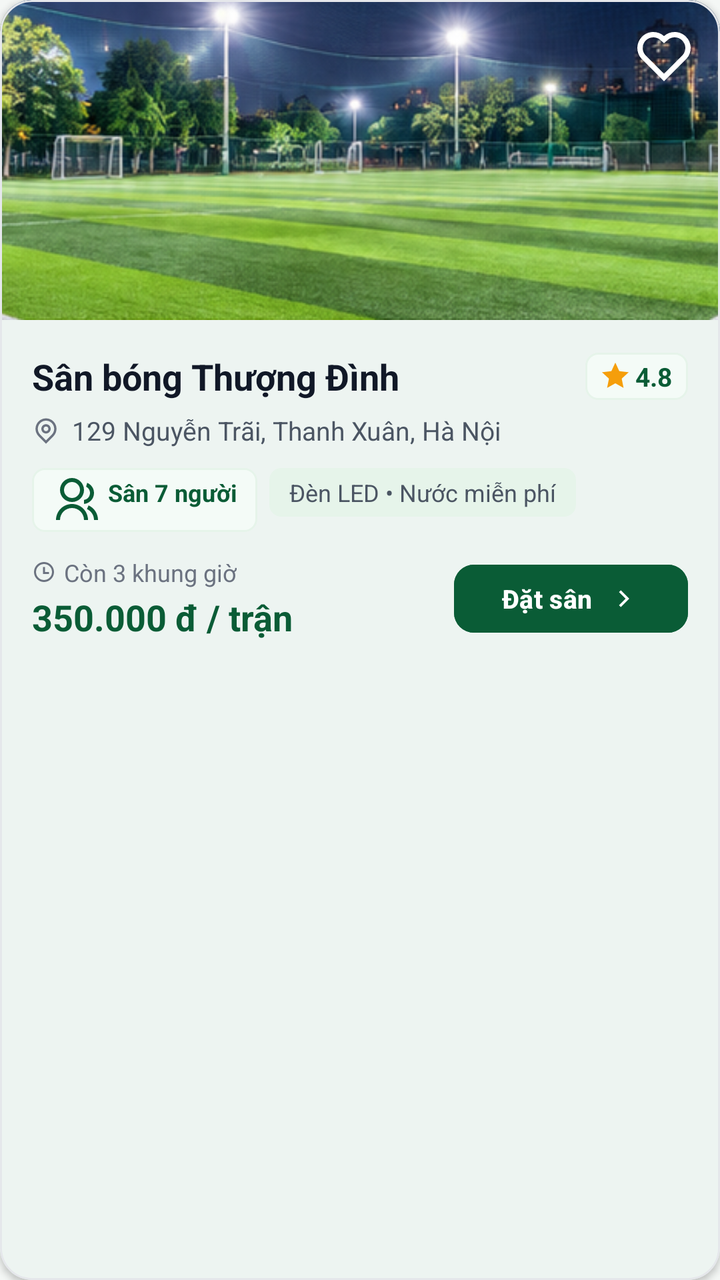
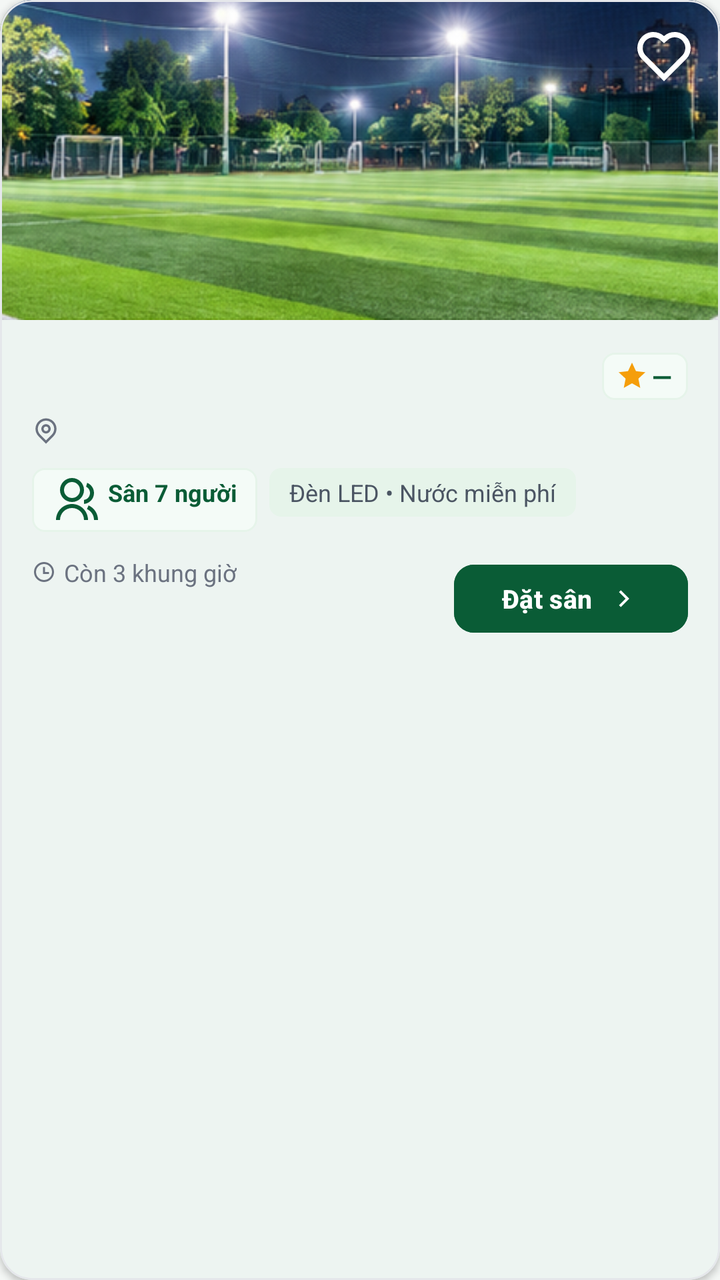

An Android layout rendered at two revisions. The XML below is the earlier revision; the diff shows what the commit changed to produce the second picture.
<!-- AndroidManifest.xml: application theme Theme.SanBong -->
<!-- res/layout/item_pitch_card.xml -->
<?xml version="1.0" encoding="utf-8"?>
<com.google.android.material.card.MaterialCardView
    xmlns:android="http://schemas.android.com/apk/res/android"
    xmlns:app="http://schemas.android.com/apk/res-auto"
    android:layout_width="match_parent"
    android:layout_height="wrap_content"
    android:layout_marginHorizontal="16dp"
    android:layout_marginVertical="8dp"
    app:cardCornerRadius="16dp"
    app:cardElevation="2dp"
    app:strokeColor="@color/border"
    app:strokeWidth="1dp"
    app:cardBackgroundColor="@color/surface">

    <LinearLayout
        android:layout_width="match_parent"
        android:layout_height="wrap_content"
        android:orientation="vertical">

        
        <FrameLayout
            android:layout_width="match_parent"
            android:layout_height="160dp">

            <ImageView
                android:id="@+id/ivPitchImage"
                android:layout_width="match_parent"
                android:layout_height="match_parent"
                android:scaleType="centerCrop"
                android:src="@drawable/img_pitch_1" />

            <ImageView
                android:id="@+id/ivFavorite"
                android:layout_width="32dp"
                android:layout_height="32dp"
                android:layout_gravity="top|end"
                android:layout_margin="12dp"
                android:src="@drawable/ic_ri_heart"
                app:tint="@color/surface" />


        </FrameLayout>

        <LinearLayout
            android:layout_width="match_parent"
            android:layout_height="wrap_content"
            android:orientation="vertical"
            android:padding="16dp">

            
            <LinearLayout
                android:layout_width="match_parent"
                android:layout_height="wrap_content"
                android:orientation="horizontal"
                android:gravity="center_vertical">

                <TextView
                    android:id="@+id/tvPitchName"
                    android:layout_width="0dp"
                    android:layout_height="wrap_content"
                    android:layout_weight="1"
                    android:textSize="18sp"
                    android:textStyle="bold"
                    android:textColor="@color/text_primary"
                    android:text="Sân bóng Thượng Đình" />

                <LinearLayout
                    android:layout_width="wrap_content"
                    android:layout_height="wrap_content"
                    android:background="@drawable/bg_type_badge"
                    android:paddingHorizontal="8dp"
                    android:paddingVertical="3dp"
                    android:gravity="center_vertical">

                    <ImageView
                        android:layout_width="14dp"
                        android:layout_height="14dp"
                        android:src="@drawable/ic_ri_star"
                        app:tint="@color/star_gold" />

                    <TextView
                        android:id="@+id/tvRating"
                        android:layout_width="wrap_content"
                        android:layout_height="wrap_content"
                        android:layout_marginStart="3dp"
                        android:textColor="@color/primary_green"
                        android:textSize="13sp"
                        android:textStyle="bold"
                        android:text="4.8" />
                </LinearLayout>
            </LinearLayout>

            
            <LinearLayout
                android:layout_width="match_parent"
                android:layout_height="wrap_content"
                android:layout_marginTop="6dp"
                android:orientation="horizontal"
                android:gravity="center_vertical">

                <ImageView
                    android:layout_width="14dp"
                    android:layout_height="14dp"
                    android:src="@drawable/ic_ri_map_pin_line"
                    app:tint="@color/text_muted" />

                <TextView
                    android:id="@+id/tvAddress"
                    android:layout_width="0dp"
                    android:layout_height="wrap_content"
                    android:layout_weight="1"
                    android:layout_marginStart="6dp"
                    android:textSize="13sp"
                    android:textColor="@color/text_secondary"
                    android:text="129 Nguyễn Trãi, Thanh Xuân, Hà Nội" />
            </LinearLayout>

            
            <HorizontalScrollView
                android:layout_width="match_parent"
                android:layout_height="wrap_content"
                android:layout_marginTop="10dp"
                android:scrollbars="none">

                <LinearLayout
                    android:layout_width="wrap_content"
                    android:layout_height="wrap_content"
                    android:orientation="horizontal">

                    <TextView
                        android:id="@+id/tvPitchType"
                        android:layout_width="wrap_content"
                        android:layout_height="wrap_content"
                        android:background="@drawable/bg_type_badge"
                        android:paddingHorizontal="10dp"
                        android:paddingVertical="4dp"
                        android:textColor="@color/primary_green"
                        android:textSize="12sp"
                        android:textStyle="bold"
                        android:drawableStart="@drawable/ic_ri_group"
                        android:drawablePadding="4dp"
                        app:drawableTint="@color/primary_green"
                        android:text="Sân 7 người" />

                    <TextView
                        android:id="@+id/tvAmenities"
                        android:layout_width="wrap_content"
                        android:layout_height="wrap_content"
                        android:layout_marginStart="6dp"
                        android:background="@drawable/bg_rating_badge"
                        android:paddingHorizontal="10dp"
                        android:paddingVertical="4dp"
                        android:textColor="@color/text_secondary"
                        android:textSize="12sp"
                        android:text="Đèn LED • Nước miễn phí" />
                </LinearLayout>
            </HorizontalScrollView>

            
            <LinearLayout
                android:layout_width="match_parent"
                android:layout_height="wrap_content"
                android:layout_marginTop="12dp"
                android:orientation="horizontal"
                android:gravity="center_vertical">

                <LinearLayout
                    android:layout_width="0dp"
                    android:layout_height="wrap_content"
                    android:layout_weight="1"
                    android:orientation="vertical">

                    <LinearLayout
                        android:layout_width="wrap_content"
                        android:layout_height="wrap_content"
                        android:gravity="center_vertical">

                        <ImageView
                            android:layout_width="12dp"
                            android:layout_height="12dp"
                            android:src="@drawable/ic_ri_time"
                            app:tint="@color/text_muted" />

                        <TextView
                            android:id="@+id/tvAvailableSlots"
                            android:layout_width="wrap_content"
                            android:layout_height="wrap_content"
                            android:layout_marginStart="4dp"
                            android:textSize="12sp"
                            android:textColor="@color/text_muted"
                            android:text="Còn 3 khung giờ" />
                    </LinearLayout>

                    <TextView
                        android:id="@+id/tvPrice"
                        android:layout_width="wrap_content"
                        android:layout_height="wrap_content"
                        android:layout_marginTop="2dp"
                        android:textSize="18sp"
                        android:textStyle="bold"
                        android:textColor="@color/primary_green"
                        android:text="350.000 đ / trận" />
                </LinearLayout>

                <com.google.android.material.button.MaterialButton
                    android:id="@+id/btnViewDetails"
                    android:layout_width="wrap_content"
                    android:layout_height="42dp"
                    android:text="Đặt sân"
                    android:textSize="13sp"
                    android:textStyle="bold"
                    app:cornerRadius="10dp"
                    android:backgroundTint="@color/primary_green"
                    android:textColor="@color/surface"
                    app:icon="@drawable/ic_ri_arrow_right_s"
                    app:iconGravity="end"
                    app:iconSize="16dp"
                    app:iconTint="@color/surface" />
            </LinearLayout>

        </LinearLayout>

    </LinearLayout>
</com.google.android.material.card.MaterialCardView>
<!-- resources referenced by this layout -->
<resources>
  <color name="border">#E5E7EB</color>
  <color name="primary_green">#0A5C36</color>
  <color name="star_gold">#F59E0B</color>
  <color name="surface">#FFFFFF</color>
  <color name="text_muted">#6B7280</color>
  <color name="text_primary">#111827</color>
  <color name="text_secondary">#4B5563</color>
  <!-- drawable bg_rating_badge (drawable) -->
  <?xml version="1.0" encoding="utf-8"?>
  <shape xmlns:android="http://schemas.android.com/apk/res/android">
      <solid android:color="@color/brand_100" />
      <corners android:radius="6dp" />
  </shape>
  <!-- drawable bg_type_badge (drawable) -->
  <?xml version="1.0" encoding="utf-8"?>
  <shape xmlns:android="http://schemas.android.com/apk/res/android">
      <solid android:color="@color/brand_50" />
      <stroke android:width="1dp" android:color="@color/brand_100" />
      <corners android:radius="6dp" />
  </shape>
  <!-- drawable ic_ri_arrow_right_s (drawable) -->
  ﻿<vector xmlns:android="http://schemas.android.com/apk/res/android"
      android:width="24dp"
      android:height="24dp"
      android:viewportWidth="24"
      android:viewportHeight="24">
      <path
          android:fillColor="#FF000000"
          android:pathData="M13.1717 12.0007L8.22192 7.05093L9.63614 5.63672L16.0001 12.0007L9.63614 18.3646L8.22192 16.9504L13.1717 12.0007Z" />
  </vector>
  <!-- drawable ic_ri_heart (drawable) -->
  ﻿<vector xmlns:android="http://schemas.android.com/apk/res/android"
      android:width="24dp"
      android:height="24dp"
      android:viewportWidth="24"
      android:viewportHeight="24">
      <path
          android:fillColor="#FF000000"
          android:pathData="M12.001 4.52853C14.35 2.42 17.98 2.49 20.2426 4.75736C22.5053 7.02472 22.583 10.637 20.4786 12.993L11.9999 21.485L3.52138 12.993C1.41705 10.637 1.49571 7.01901 3.75736 4.75736C6.02157 2.49315 9.64519 2.41687 12.001 4.52853ZM18.827 6.1701C17.3279 4.66794 14.9076 4.60701 13.337 6.01687L12.0019 7.21524L10.6661 6.01781C9.09098 4.60597 6.67506 4.66808 5.17157 6.17157C3.68183 7.66131 3.60704 10.0473 4.97993 11.6232L11.9999 18.6543L19.0201 11.6232C20.3935 10.0467 20.319 7.66525 18.827 6.1701Z" />
  </vector>
  <!-- drawable ic_ri_star (drawable) -->
  ﻿<vector xmlns:android="http://schemas.android.com/apk/res/android"
      android:width="24dp"
      android:height="24dp"
      android:viewportWidth="24"
      android:viewportHeight="24">
      <path
          android:fillColor="#FF000000"
          android:pathData="M12.0006 18.26L4.94715 22.2082L6.52248 14.2799L0.587891 8.7918L8.61493 7.84006L12.0006 0.5L15.3862 7.84006L23.4132 8.7918L17.4787 14.2799L19.054 22.2082L12.0006 18.26Z" />
  </vector>
  <!-- drawable ic_ri_time (drawable) -->
  ﻿<vector xmlns:android="http://schemas.android.com/apk/res/android"
      android:width="24dp"
      android:height="24dp"
      android:viewportWidth="24"
      android:viewportHeight="24">
      <path
          android:fillColor="#FF000000"
          android:pathData="M12 22C6.47715 22 2 17.5228 2 12C2 6.47715 6.47715 2 12 2C17.5228 2 22 6.47715 22 12C22 17.5228 17.5228 22 12 22ZM12 20C16.4183 20 20 16.4183 20 12C20 7.58172 16.4183 4 12 4C7.58172 4 4 7.58172 4 12C4 16.4183 7.58172 20 12 20ZM13 12H17V14H11V7H13V12Z" />
  </vector>
  <color name="brand_100">#E6F4EA</color>
  <color name="brand_50">#F4FBF7</color>
  <color name="brand_700">#0D683D</color>
  <color name="brand_950">#074528</color>
  <color name="brand_600">#10804D</color>
  <color name="background">#F4F7F5</color>
  <color name="brand_800">#0A5C36</color>
  <style name="ThemeOverlay.SanBong.MaterialAlertDialog" parent="ThemeOverlay.Material3.MaterialAlertDialog">
          <item name="colorPrimary">@color/primary_green</item>
          <item name="colorSurface">@color/surface</item>
          <item name="colorOnSurface">@color/text_primary</item>
      </style>
  <!-- unchanged entries left out for length: 4 -->
</resources>

<!-- the commit's change to res/layout/item_pitch_card.xml (unified diff, before → after) -->
@@ -62,7 +62,7 @@
                     android:textSize="18sp"
                     android:textStyle="bold"
                     android:textColor="@color/text_primary"
-                    android:text="Sân bóng Thượng Đình" />
+                    android:text="" />
 
                 <LinearLayout
                     android:layout_width="wrap_content"
@@ -86,7 +86,7 @@
                         android:textColor="@color/primary_green"
                         android:textSize="13sp"
                         android:textStyle="bold"
-                        android:text="4.8" />
+                        android:text="—" />
                 </LinearLayout>
             </LinearLayout>
 
@@ -112,7 +112,7 @@
                     android:layout_marginStart="6dp"
                     android:textSize="13sp"
                     android:textColor="@color/text_secondary"
-                    android:text="129 Nguyễn Trãi, Thanh Xuân, Hà Nội" />
+                    android:text="" />
             </LinearLayout>
 
             
@@ -199,7 +199,7 @@
                         android:textSize="18sp"
                         android:textStyle="bold"
                         android:textColor="@color/primary_green"
-                        android:text="350.000 đ / trận" />
+                        android:text="" />
                 </LinearLayout>
 
                 <com.google.android.material.button.MaterialButton
